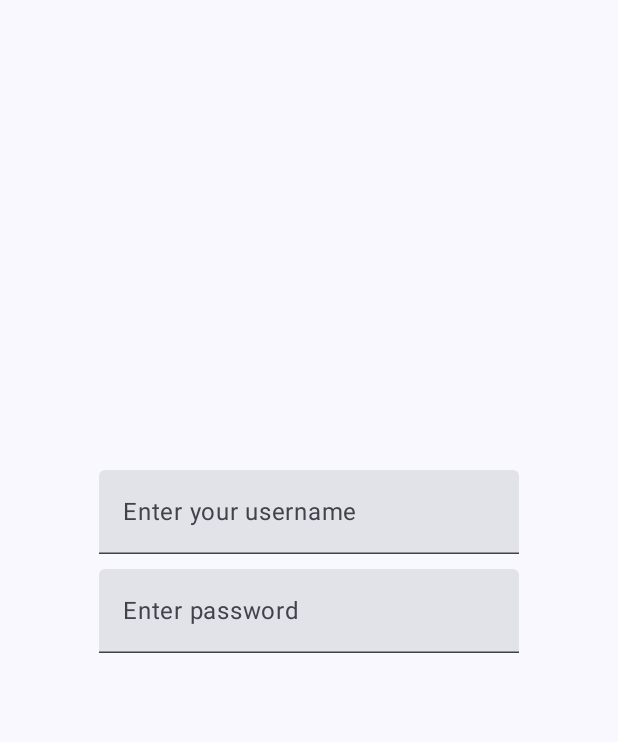
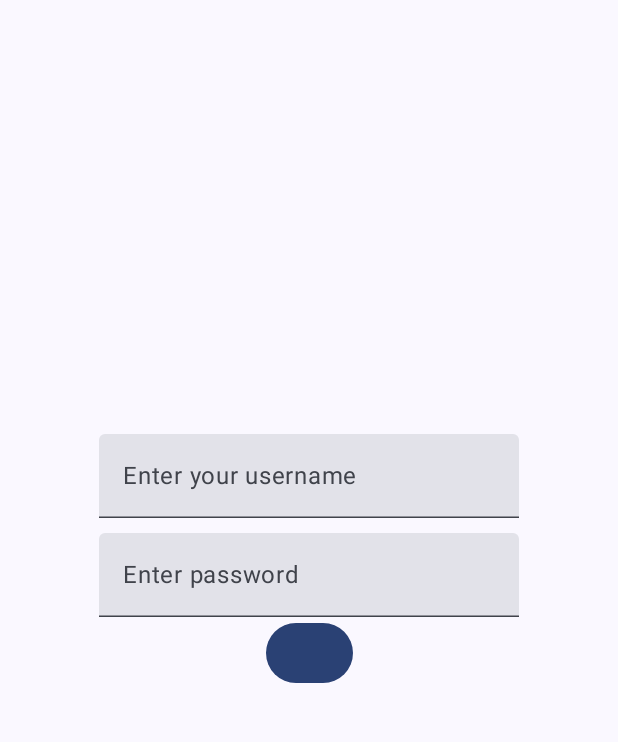
Before and after one commit to nasacode1/GlowBridge, an Android app built with Jetpack Compose: the screen it shows after launch (MainActivity), on a phone screen of 412 x 824 dp, the part 69-811 px from its top. Run offline under Robolectric (Android 15) with nearby library versions, the phone set to English and light mode, and no system bars.

Commit message:
feat: navigation for login screen

```diff
--- a/app/build.gradle.kts
+++ b/app/build.gradle.kts
@@ -52,6 +52,7 @@ android {
 dependencies {
 
     implementation(libs.androidx.core.ktx)
+    implementation ("androidx.navigation:navigation-compose:2.8.5")
     implementation(libs.androidx.lifecycle.runtime.ktx)
     implementation(libs.androidx.activity.compose)
     implementation(platform(libs.androidx.compose.bom))
@@ -66,4 +67,5 @@ dependencies {
     androidTestImplementation(libs.androidx.ui.test.junit4)
     debugImplementation(libs.androidx.ui.tooling)
     debugImplementation(libs.androidx.ui.test.manifest)
+
 }
--- a/app/src/main/java/com/example/glowbridge/MainActivity.kt
+++ b/app/src/main/java/com/example/glowbridge/MainActivity.kt
@@ -25,6 +25,8 @@ import androidx.compose.ui.Modifier
 import androidx.compose.ui.text.input.PasswordVisualTransformation
 import androidx.compose.ui.tooling.preview.Preview
 import androidx.compose.ui.unit.dp
+import androidx.navigation.compose.rememberNavController
+import com.example.glowbridge.navigation.NavGraph
 import com.example.glowbridge.ui.theme.GlowBridgeTheme
 
 @OptIn(ExperimentalMaterial3Api::class)
@@ -34,47 +36,20 @@ class MainActivity : ComponentActivity() {
         enableEdgeToEdge()
         setContent {
             GlowBridgeTheme {
+                val navController = rememberNavController()
                 Scaffold(modifier = Modifier.fillMaxSize(),
                     topBar = {
-                        TopAppBar(title = {Text(text = "Glow Bridge")})
+                        TopAppBar(title = { Text(text = "Glow Bridge") })
                     }
-
-
                 ) { innerPadding ->
-
-                    LoginScreen()
+                    NavGraph(navController = navController)
                 }
             }
         }
     }
-}
-
-@Composable
-fun LoginScreen() {
-    var username by remember { mutableStateOf("") } // State variable
-    var password by remember { mutableStateOf("") }
-    Column (
-        modifier = Modifier
-            .fillMaxSize()
-            .padding(top = 16.dp), // Adds padding to avoid overlap
-        horizontalAlignment = Alignment.CenterHorizontally, // Centers horizontally
-        verticalArrangement = Arrangement.Center // Centers vertically
-    ){
-        TextField(
-            value =  username, // Binds the state to the TextField
-            placeholder = { Text(text = "Enter your username")},
-            onValueChange = { newText -> username = newText   }
-        )
-        Spacer(modifier = Modifier.height(10.dp))
-        TextField(
-            value = password,
-            placeholder = { Text(text = "Enter password")},
-            onValueChange = {newText -> password = newText},
-            visualTransformation = PasswordVisualTransformation())
-    }
-}
 
 
+}
 
 @Preview(showBackground = true)
 @Composable
--- a/app/src/main/java/com/example/glowbridge/navigation/NavGraph.kt
+++ b/app/src/main/java/com/example/glowbridge/navigation/NavGraph.kt
@@ -1 +1,20 @@
 package com.example.glowbridge.navigation
+
+import androidx.compose.runtime.Composable
+import androidx.navigation.NavController
+import androidx.navigation.NavGraph
+import androidx.navigation.NavHostController
+import androidx.navigation.compose.NavHost
+import androidx.navigation.compose.composable
+import com.example.glowbridge.ui.screens.LoginScreen
+
+@Composable
+fun NavGraph(navController: NavHostController){
+    NavHost(navController = navController,
+        startDestination = "LoginScreen"){
+        composable("LoginScreen"){
+            LoginScreen()
+        }
+
+    }
+}
--- /dev/null
+++ b/app/src/main/java/com/example/glowbridge/ui/screens/HomePage.kt
@@ -0,0 +1 @@
+package com.example.glowbridge.ui.screens
--- a/app/src/main/java/com/example/glowbridge/ui/screens/LoginScreen.kt
+++ b/app/src/main/java/com/example/glowbridge/ui/screens/LoginScreen.kt
@@ -1 +1,50 @@
 package com.example.glowbridge.ui.screens
+
+import androidx.compose.foundation.layout.Arrangement
+import androidx.compose.foundation.layout.Column
+import androidx.compose.foundation.layout.Spacer
+import androidx.compose.foundation.layout.fillMaxSize
+import androidx.compose.foundation.layout.height
+import androidx.compose.foundation.layout.padding
+import androidx.compose.material3.Button
+import androidx.compose.material3.Text
+import androidx.compose.material3.TextField
+import androidx.compose.runtime.Composable
+import androidx.compose.runtime.getValue
+import androidx.compose.runtime.mutableStateOf
+import androidx.compose.runtime.remember
+import androidx.compose.runtime.setValue
+import androidx.compose.ui.Alignment
+import androidx.compose.ui.Modifier
+import androidx.compose.ui.text.input.PasswordVisualTransformation
+import androidx.compose.ui.unit.dp
+
+
+@Composable
+fun LoginScreen() {
+    var username by remember { mutableStateOf("") } // State variable
+    var password by remember { mutableStateOf("") }
+    Column (
+        modifier = Modifier
+            .fillMaxSize()
+            .padding(top = 16.dp), // Adds padding to avoid overlap
+        horizontalAlignment = Alignment.CenterHorizontally, // Centers horizontally
+        verticalArrangement = Arrangement.Center // Centers vertically
+    ){
+        TextField(
+            value =  username, // Binds the state to the TextField
+            placeholder = { Text(text = "Enter your username") },
+            onValueChange = { newText -> username = newText   }
+        )
+        Spacer(modifier = Modifier.height(10.dp))
+        TextField(
+            value = password,
+            placeholder = { Text(text = "Enter password") },
+            onValueChange = {newText -> password = newText},
+            visualTransformation = PasswordVisualTransformation()
+        )
+        Button(onClick = { }) {
+
+        }
+    }
+}
--- /dev/null
+++ b/app/src/main/java/com/example/glowbridge/ui/screens/MeetingPage.kt
@@ -0,0 +1 @@
+package com.example.glowbridge.ui.screens
```
